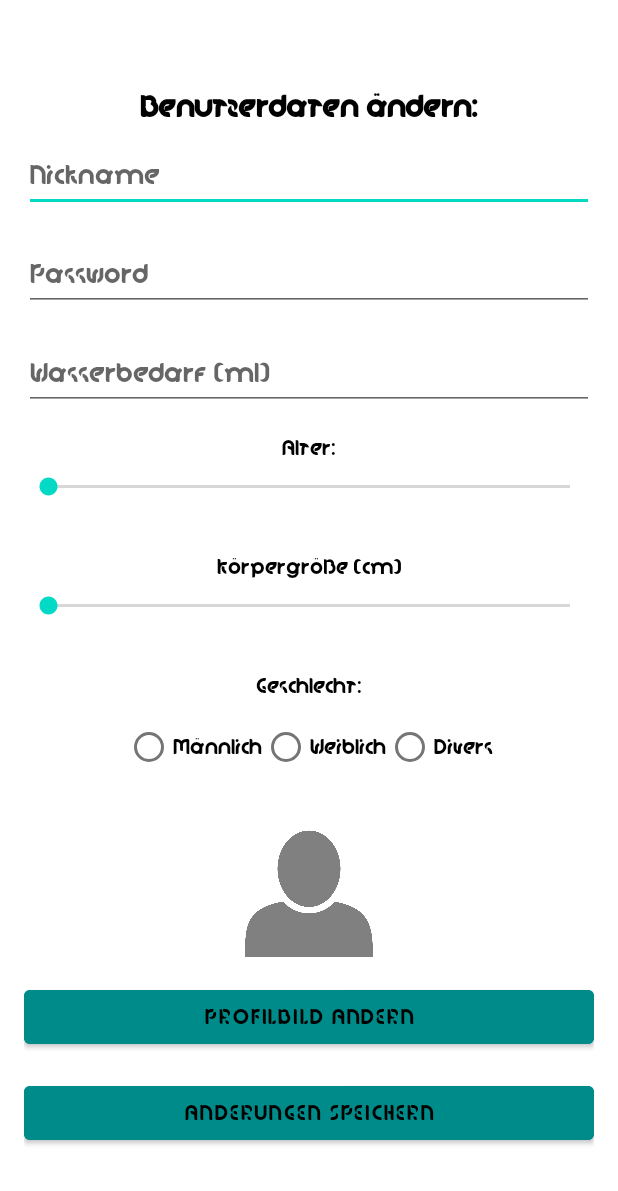
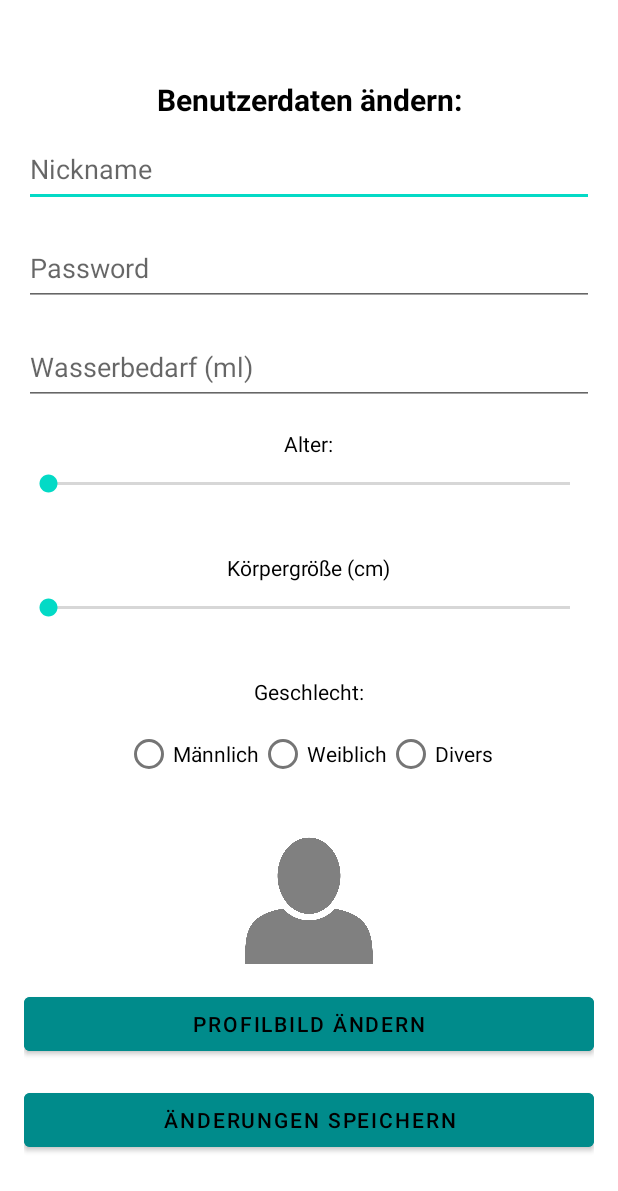
Before and after one commit to Marcinho2107/HydrationTracker, an Android app: the EditUserActivity screen opened directly, with no data from a screen before it, on a phone screen of 412 x 824 dp. Shown: the top 1191 px of the screen. Run offline under Robolectric (Android 15) with nearby library versions, the light colour scheme and no system bars; Roboto replaces fonts that are not available here.

Commit message:
changed font

```diff
--- a/app/src/main/java/com/example/hydrationtracker_git/WasserbedarfActivity.java
+++ b/app/src/main/java/com/example/hydrationtracker_git/WasserbedarfActivity.java
@@ -24,8 +24,10 @@ public class WasserbedarfActivity extends AppCompatActivity {
         Intent intent = getIntent();
         String profileImagePath = intent.getStringExtra("profileImagePath");
         int wasserbedarf = intent.getIntExtra("wasserbedarf", 0);
+        UserPreferences userPreferences = new UserPreferences(this);
+        String username = getIntent().getStringExtra("username");
 
-        tvWasserbedarf.setText("Dein täglicher Wasserbedarf beträgt: " + wasserbedarf + " ml");
+        tvWasserbedarf.setText("Hallo"+username+",dein täglicher Wasserbedarf beträgt: " + wasserbedarf + " ml");
 
         if (profileImagePath != null) {
             Bitmap bitmap = BitmapFactory.decodeFile(profileImagePath);
--- a/app/src/main/res/layout/activity_edit_user.xml
+++ b/app/src/main/res/layout/activity_edit_user.xml
@@ -14,7 +14,7 @@
         android:gravity="center"
         android:layout_marginBottom="8dp"
         android:textColor="@color/colorBlack"
-        android:fontFamily="@font/oblong"/>
+        />
 
     <EditText
         android:id="@+id/etUsername"
@@ -22,8 +22,7 @@
         android:layout_height="50dp"
         android:hint="@string/username"
         android:layout_marginBottom="16dp"
-        android:textColor="@color/colorBlack"
-        android:fontFamily="@font/oblong"/>
+        android:textColor="@color/colorBlack" />
 
     <EditText
         android:id="@+id/etPassword"
@@ -32,8 +31,7 @@
         android:hint="@string/password"
         android:inputType="textPassword"
         android:layout_marginBottom="16dp"
-        android:textColor="@color/colorBlack"
-        android:fontFamily="@font/oblong"/>
+        android:textColor="@color/colorBlack" />
 
     <EditText
         android:id="@+id/etWasserbedarf"
@@ -41,8 +39,7 @@
         android:layout_height="50dp"
         android:hint="@string/waterneed"
         android:layout_marginBottom="16dp"
-        android:textColor="@color/colorBlack"
-        android:fontFamily="@font/oblong"/>
+        android:textColor="@color/colorBlack"/>
 
     <!-- Alter -->
     <TextView
@@ -50,8 +47,7 @@
         android:layout_height="wrap_content"
         android:text="@string/userage"
         android:layout_marginBottom="8dp"
-        android:textColor="@color/colorBlack"
-        android:fontFamily="@font/oblong"/>
+        android:textColor="@color/colorBlack"/>
 
     <SeekBar
         android:id="@+id/seekBarAlter"
@@ -68,8 +64,7 @@
         android:layout_height="wrap_content"
         android:text=""
         android:layout_marginBottom="10dp"
-        android:textColor="@color/colorBlack"
-        android:fontFamily="@font/oblong"/>
+        android:textColor="@color/colorBlack"/>
 
     <!-- Körpergröße -->
     <TextView
@@ -77,8 +72,7 @@
         android:layout_height="wrap_content"
         android:text="@string/bodyheight"
         android:layout_marginBottom="8dp"
-        android:textColor="@color/colorBlack"
-        android:fontFamily="@font/oblong"/>
+        android:textColor="@color/colorBlack"/>
 
     <SeekBar
         android:id="@+id/seekBarGroesse"
@@ -95,8 +89,7 @@
         android:layout_height="wrap_content"
         android:text=""
         android:layout_marginBottom="10dp"
-        android:textColor="@color/colorBlack"
-        android:fontFamily="@font/oblong"/>
+        android:textColor="@color/colorBlack"/>
 
     <!-- Geschlecht -->
     <TextView
@@ -104,8 +97,7 @@
         android:layout_height="wrap_content"
         android:text="@string/sex"
         android:layout_marginBottom="8dp"
-        android:textColor="@color/colorBlack"
-        android:fontFamily="@font/oblong"/>
+        android:textColor="@color/colorBlack"/>
 
     <RadioGroup
         android:id="@+id/radioGroupGeschlecht"
@@ -119,24 +111,21 @@
             android:layout_width="wrap_content"
             android:layout_height="wrap_content"
             android:text="@string/male"
-            android:textColor="@color/colorBlack"
-            android:fontFamily="@font/oblong"/>
+            android:textColor="@color/colorBlack"/>
 
         <RadioButton
             android:id="@+id/rbFemale"
             android:layout_width="wrap_content"
             android:layout_height="wrap_content"
             android:text="@string/female"
-            android:textColor="@color/colorBlack"
-            android:fontFamily="@font/oblong"/>
+            android:textColor="@color/colorBlack"/>
 
         <RadioButton
             android:id="@+id/rbDivers"
             android:layout_width="wrap_content"
             android:layout_height="wrap_content"
             android:text="@string/others"
-            android:textColor="@color/colorBlack"
-            android:fontFamily="@font/oblong"/>
+            android:textColor="@color/colorBlack"/>
     </RadioGroup>
 
     <ImageView
@@ -154,8 +143,7 @@
         android:text="@string/changepp"
         android:layout_marginBottom="16dp"
         android:backgroundTint="@color/colorDarkCyan"
-        android:textColor="@color/colorBlack"
-        android:fontFamily="@font/oblong"/>
+        android:textColor="@color/colorBlack"/>
 
     <Button
         android:id="@+id/btnSaveChanges"
@@ -163,6 +151,5 @@
         android:layout_height="48dp"
         android:text="@string/savechanges"
         android:backgroundTint="@color/colorDarkCyan"
-        android:textColor="@color/colorBlack"
-        android:fontFamily="@font/oblong"/>
+        android:textColor="@color/colorBlack"/>
 </LinearLayout>
```
Also changed, not shown: app/src/main/res/layout/activity_main.xml (+5 -10 lines), app/src/main/res/layout/activity_register.xml (+14 -26 lines), app/src/main/res/layout/activity_user.xml (+6 -15 lines), app/src/main/res/layout/activity_wasserbedarf.xml (+4 -8 lines).
